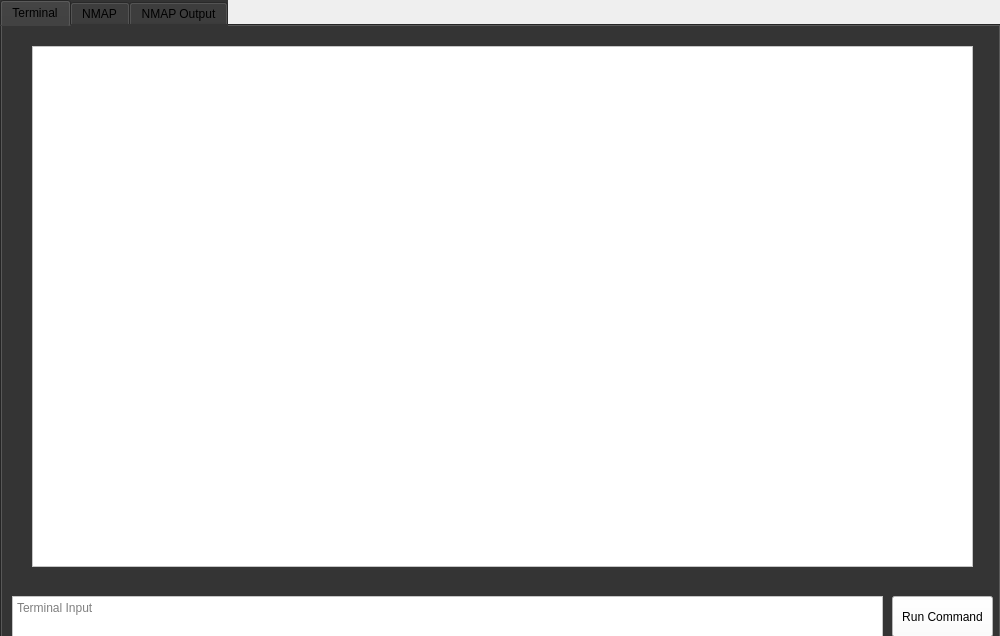
Before: the Qt Designer form untitled.ui in aaroncf2008/unigui, drawn with Qt 5.
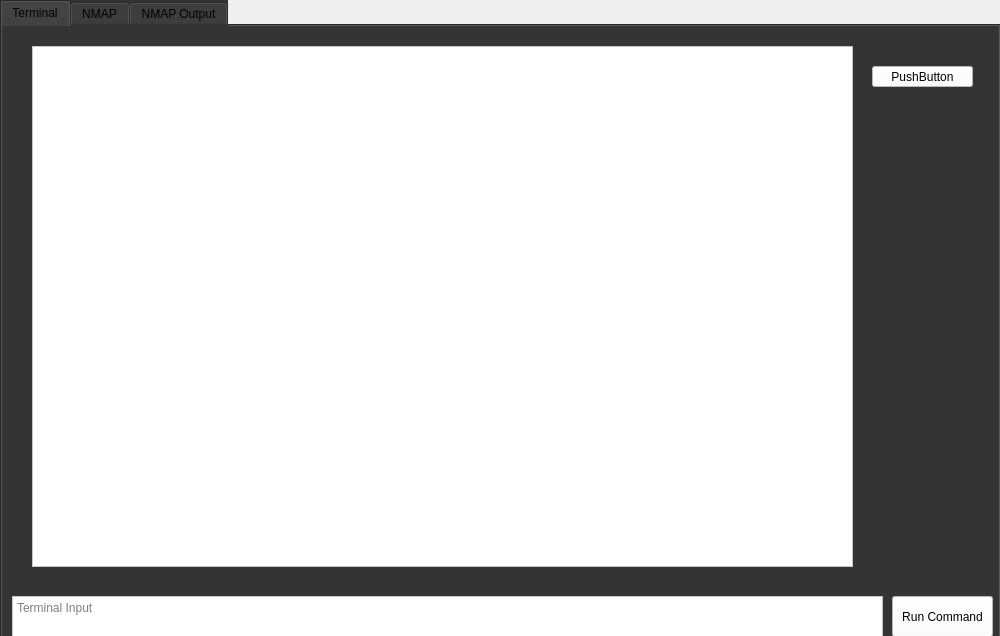
After: the same form once the commit is applied.

Patch:
```diff
--- a/untitled.ui
+++ b/untitled.ui
@@ -55,7 +55,7 @@
       <rect>
        <x>30</x>
        <y>20</y>
-       <width>941</width>
+       <width>821</width>
        <height>521</height>
       </rect>
      </property>
@@ -111,6 +111,22 @@
       <string>Terminal Input</string>
      </property>
     </widget>
+    <widget class="QPushButton" name="button1">
+     <property name="geometry">
+      <rect>
+       <x>870</x>
+       <y>40</y>
+       <width>101</width>
+       <height>21</height>
+      </rect>
+     </property>
+     <property name="styleSheet">
+      <string notr="true">background-color: rgb(255, 255, 255);</string>
+     </property>
+     <property name="text">
+      <string>PushButton</string>
+     </property>
+    </widget>
    </widget>
    <widget class="QWidget" name="tab">
     <attribute name="title">
```
